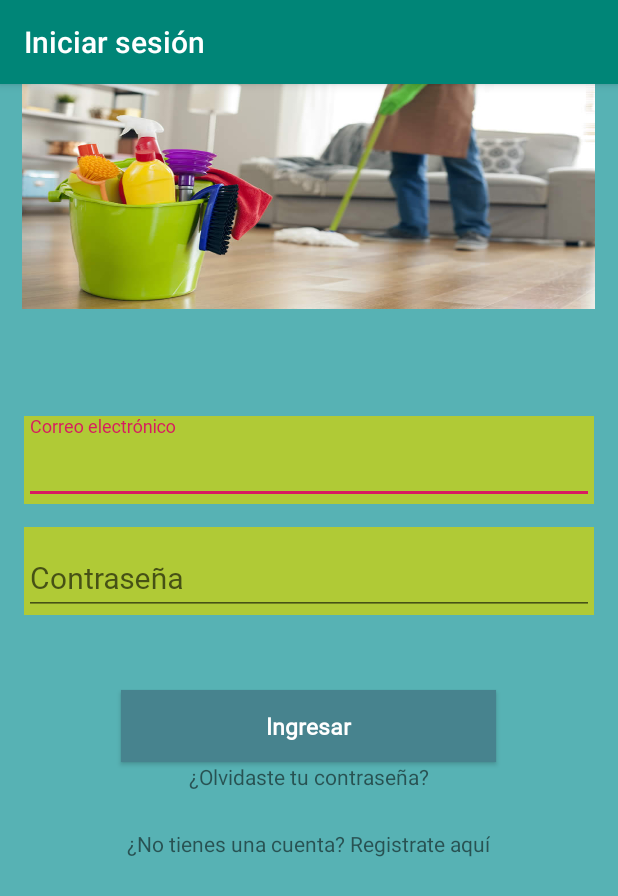
After one commit to dianaitr/ProyectoAppsMoviles, an Android app: the LoginActivity screen opened directly, with no data from a screen before it, on a phone screen of 412 x 824 dp. The commit adds this screen. Shown: the top 896 px of the screen. Run offline under Robolectric (Android 15) with nearby library versions, the phone set to English and light mode, and no system bars; 4 statements that could not run were skipped.

Commit message:
Agrego dos primeras vistas, de escoger user y login

```diff
--- a/app/build.gradle
+++ b/app/build.gradle
@@ -22,6 +22,7 @@
     implementation fileTree(dir: 'libs', include: ['*.jar'])
     implementation 'com.android.support:appcompat-v7:28.0.0'
     implementation 'com.android.support.constraint:constraint-layout:1.1.3'
+    implementation 'com.android.support:design:28.0.0'
     testImplementation 'junit:junit:4.12'
     androidTestImplementation 'com.android.support.test:runner:1.0.2'
     androidTestImplementation 'com.android.support.test.espresso:espresso-core:3.0.2'
--- /dev/null
+++ b/app/src/main/java/com/app/icesi/proyectoappsmoviles/LoginActivity.java
@@ -0,0 +1,349 @@
+package com.app.icesi.proyectoappsmoviles;
+
+import android.animation.Animator;
+import android.animation.AnimatorListenerAdapter;
+import android.annotation.TargetApi;
+import android.content.pm.PackageManager;
+import android.support.annotation.NonNull;
+import android.support.design.widget.Snackbar;
+import android.support.v7.app.AppCompatActivity;
+import android.app.LoaderManager.LoaderCallbacks;
+
+import android.content.CursorLoader;
+import android.content.Loader;
+import android.database.Cursor;
+import android.net.Uri;
+import android.os.AsyncTask;
+
+import android.os.Build;
+import android.os.Bundle;
+import android.provider.ContactsContract;
+import android.text.TextUtils;
+import android.view.KeyEvent;
+import android.view.View;
+import android.view.View.OnClickListener;
+import android.view.inputmethod.EditorInfo;
+import android.widget.ArrayAdapter;
+import android.widget.AutoCompleteTextView;
+import android.widget.Button;
+import android.widget.EditText;
+import android.widget.TextView;
+
+import java.util.ArrayList;
+import java.util.List;
+
+import static android.Manifest.permission.READ_CONTACTS;
+
+/**
+ * A login screen that offers login via email/password.
+ */
+public class LoginActivity extends AppCompatActivity implements LoaderCallbacks<Cursor> {
+
+    /**
+     * Id to identity READ_CONTACTS permission request.
+     */
+    private static final int REQUEST_READ_CONTACTS = 0;
+
+    /**
+     * A dummy authentication store containing known user names and passwords.
+     * TODO: remove after connecting to a real authentication system.
+     */
+    private static final String[] DUMMY_CREDENTIALS = new String[]{
+            "foo@example.com:hello", "bar@example.com:world"
+    };
+    /**
+     * Keep track of the login task to ensure we can cancel it if requested.
+     */
+    private UserLoginTask mAuthTask = null;
+
+    // UI references.
+    private AutoCompleteTextView mEmailView;
+    private EditText mPasswordView;
+    private View mProgressView;
+    private View mLoginFormView;
+
+    @Override
+    protected void onCreate(Bundle savedInstanceState) {
+        super.onCreate(savedInstanceState);
+        setContentView(R.layout.activity_login);
+        // Set up the login form.
+        mEmailView = (AutoCompleteTextView) findViewById(R.id.email);
+        populateAutoComplete();
+
+        mPasswordView = (EditText) findViewById(R.id.password);
+        mPasswordView.setOnEditorActionListener(new TextView.OnEditorActionListener() {
+            @Override
+            public boolean onEditorAction(TextView textView, int id, KeyEvent keyEvent) {
+                if (id == EditorInfo.IME_ACTION_DONE || id == EditorInfo.IME_NULL) {
+                    attemptLogin();
+                    return true;
+                }
+                return false;
+            }
+        });
+
+        Button mEmailSignInButton = (Button) findViewById(R.id.email_sign_in_button);
+        mEmailSignInButton.setOnClickListener(new OnClickListener() {
+            @Override
+            public void onClick(View view) {
+                attemptLogin();
+            }
+        });
+
+        mLoginFormView = findViewById(R.id.login_form);
+        mProgressView = findViewById(R.id.login_progress);
+    }
+
+    private void populateAutoComplete() {
+        if (!mayRequestContacts()) {
+            return;
+        }
+
+        getLoaderManager().initLoader(0, null, this);
+    }
+
+    private boolean mayRequestContacts() {
+        if (Build.VERSION.SDK_INT < Build.VERSION_CODES.M) {
+            return true;
+        }
+        if (checkSelfPermission(READ_CONTACTS) == PackageManager.PERMISSION_GRANTED) {
+            return true;
+        }
+        if (shouldShowRequestPermissionRationale(READ_CONTACTS)) {
+            Snackbar.make(mEmailView, R.string.permission_rationale, Snackbar.LENGTH_INDEFINITE)
+                    .setAction(android.R.string.ok, new View.OnClickListener() {
+                        @Override
+                        @TargetApi(Build.VERSION_CODES.M)
+                        public void onClick(View v) {
+                            requestPermissions(new String[]{READ_CONTACTS}, REQUEST_READ_CONTACTS);
+                        }
+                    });
+        } else {
+            requestPermissions(new String[]{READ_CONTACTS}, REQUEST_READ_CONTACTS);
+        }
+        return false;
+    }
+
+    /**
+     * Callback received when a permissions request has been completed.
+     */
+    @Override
+    public void onRequestPermissionsResult(int requestCode, @NonNull String[] permissions,
+                                           @NonNull int[] grantResults) {
+        if (requestCode == REQUEST_READ_CONTACTS) {
+            if (grantResults.length == 1 && grantResults[0] == PackageManager.PERMISSION_GRANTED) {
+                populateAutoComplete();
+            }
+        }
+    }
+
+
+    /**
+     * Attempts to sign in or register the account specified by the login form.
+     * If there are form errors (invalid email, missing fields, etc.), the
+     * errors are presented and no actual login attempt is made.
+     */
+    private void attemptLogin() {
+        if (mAuthTask != null) {
+            return;
+        }
+
+        // Reset errors.
+        mEmailView.setError(null);
+        mPasswordView.setError(null);
+
+        // Store values at the time of the login attempt.
+        String email = mEmailView.getText().toString();
+        String password = mPasswordView.getText().toString();
+
+        boolean cancel = false;
+        View focusView = null;
+
+        // Check for a valid password, if the user entered one.
+        if (!TextUtils.isEmpty(password) && !isPasswordValid(password)) {
+            mPasswordView.setError(getString(R.string.error_invalid_password));
+            focusView = mPasswordView;
+            cancel = true;
+        }
+
+        // Check for a valid email address.
+        if (TextUtils.isEmpty(email)) {
+            mEmailView.setError(getString(R.string.error_field_required));
+            focusView = mEmailView;
+            cancel = true;
+        } else if (!isEmailValid(email)) {
+            mEmailView.setError(getString(R.string.error_invalid_email));
+            focusView = mEmailView;
+            cancel = true;
+        }
+
+        if (cancel) {
+            // There was an error; don't attempt login and focus the first
+            // form field with an error.
+            focusView.requestFocus();
+        } else {
+            // Show a progress spinner, and kick off a background task to
+            // perform the user login attempt.
+            showProgress(true);
+            mAuthTask = new UserLoginTask(email, password);
+            mAuthTask.execute((Void) null);
+        }
+    }
+
+    private boolean isEmailValid(String email) {
+        //TODO: Replace this with your own logic
+        return email.contains("@");
+    }
+
+    private boolean isPasswordValid(String password) {
+        //TODO: Replace this with your own logic
+        return password.length() > 4;
+    }
+
+    /**
+     * Shows the progress UI and hides the login form.
+     */
+    @TargetApi(Build.VERSION_CODES.HONEYCOMB_MR2)
+    private void showProgress(final boolean show) {
+        // On Honeycomb MR2 we have the ViewPropertyAnimator APIs, which allow
+        // for very easy animations. If available, use these APIs to fade-in
+        // the progress spinner.
+        if (Build.VERSION.SDK_INT >= Build.VERSION_CODES.HONEYCOMB_MR2) {
+            int shortAnimTime = getResources().getInteger(android.R.integer.config_shortAnimTime);
+
+            mLoginFormView.setVisibility(show ? View.GONE : View.VISIBLE);
+            mLoginFormView.animate().setDuration(shortAnimTime).alpha(
+                    show ? 0 : 1).setListener(new AnimatorListenerAdapter() {
+                @Override
+                public void onAnimationEnd(Animator animation) {
+                    mLoginFormView.setVisibility(show ? View.GONE : View.VISIBLE);
+                }
+            });
+
+            mProgressView.setVisibility(show ? View.VISIBLE : View.GONE);
+            mProgressView.animate().setDuration(shortAnimTime).alpha(
+                    show ? 1 : 0).setListener(new AnimatorListenerAdapter() {
+                @Override
+                public void onAnimationEnd(Animator animation) {
+                    mProgressView.setVisibility(show ? View.VISIBLE : View.GONE);
+                }
+            });
+        } else {
+            // The ViewPropertyAnimator APIs are not available, so simply show
+            // and hide the relevant UI components.
+            mProgressView.setVisibility(show ? View.VISIBLE : View.GONE);
+            mLoginFormView.setVisibility(show ? View.GONE : View.VISIBLE);
+        }
+    }
+
+    @Override
+    public Loader<Cursor> onCreateLoader(int i, Bundle bundle) {
+        return new CursorLoader(this,
+                // Retrieve data rows for the device user's 'profile' contact.
+                Uri.withAppendedPath(ContactsContract.Profile.CONTENT_URI,
+                        ContactsContract.Contacts.Data.CONTENT_DIRECTORY), ProfileQuery.PROJECTION,
+
+                // Select only email addresses.
+                ContactsContract.Contacts.Data.MIMETYPE +
+                        " = ?", new String[]{ContactsContract.CommonDataKinds.Email
+                .CONTENT_ITEM_TYPE},
+
+                // Show primary email addresses first. Note that there won't be
+                // a primary email address if the user hasn't specified one.
+                ContactsContract.Contacts.Data.IS_PRIMARY + " DESC");
+    }
+
+    @Override
+    public void onLoadFinished(Loader<Cursor> cursorLoader, Cursor cursor) {
+        List<String> emails = new ArrayList<>();
+        cursor.moveToFirst();
+        while (!cursor.isAfterLast()) {
+            emails.add(cursor.getString(ProfileQuery.ADDRESS));
+            cursor.moveToNext();
+        }
+
+        addEmailsToAutoComplete(emails);
+    }
+
+    @Override
+    public void onLoaderReset(Loader<Cursor> cursorLoader) {
+
+    }
+
+    private void addEmailsToAutoComplete(List<String> emailAddressCollection) {
+        //Create adapter to tell the AutoCompleteTextView what to show in its dropdown list.
+        ArrayAdapter<String> adapter =
+                new ArrayAdapter<>(LoginActivity.this,
+                        android.R.layout.simple_dropdown_item_1line, emailAddressCollection);
+
+        mEmailView.setAdapter(adapter);
+    }
+
+
+    private interface ProfileQuery {
+        String[] PROJECTION = {
+                ContactsContract.CommonDataKinds.Email.ADDRESS,
+                ContactsContract.CommonDataKinds.Email.IS_PRIMARY,
+        };
+
+        int ADDRESS = 0;
+        int IS_PRIMARY = 1;
+    }
+
+    /**
+     * Represents an asynchronous login/registration task used to authenticate
+     * the user.
+     */
+    public class UserLoginTask extends AsyncTask<Void, Void, Boolean> {
+
+        private final String mEmail;
+        private final String mPassword;
+
+        UserLoginTask(String email, String password) {
+            mEmail = email;
+            mPassword = password;
+        }
+
+        @Override
+        protected Boolean doInBackground(Void... params) {
+            // TODO: attempt authentication against a network service.
+
+            try {
+                // Simulate network access.
+                Thread.sleep(2000);
+            } catch (InterruptedException e) {
+                return false;
+            }
+
+            for (String credential : DUMMY_CREDENTIALS) {
+                String[] pieces = credential.split(":");
+                if (pieces[0].equals(mEmail)) {
+                    // Account exists, return true if the password matches.
+                    return pieces[1].equals(mPassword);
+                }
+            }
+
+            // TODO: register the new account here.
+            return true;
+        }
+
+        @Override
+        protected void onPostExecute(final Boolean success) {
+            mAuthTask = null;
+            showProgress(false);
+
+            if (success) {
+                finish();
+            } else {
+                mPasswordView.setError(getString(R.string.error_incorrect_password));
+                mPasswordView.requestFocus();
+            }
+        }
+
+        @Override
+        protected void onCancelled() {
+            mAuthTask = null;
+            showProgress(false);
+        }
+    }
+}
--- /dev/null
+++ b/app/src/main/res/layout/activity_login.xml
@@ -0,0 +1,133 @@
+<?xml version="1.0" encoding="utf-8"?>
+<LinearLayout xmlns:android="http://schemas.android.com/apk/res/android"
+    xmlns:tools="http://schemas.android.com/tools"
+    android:layout_width="match_parent"
+    android:layout_height="match_parent"
+    android:gravity="center_horizontal"
+    android:orientation="vertical"
+    tools:context=".LoginActivity"
+    android:background="#57B2B4">
+
+
+    <ImageView
+        android:layout_width="382dp"
+        android:layout_height="150dp"
+        android:layout_gravity="center_horizontal"
+        android:background="@drawable/service" />
+
+
+    <LinearLayout
+        android:layout_width="match_parent"
+        android:layout_height="match_parent"
+        android:gravity="center_horizontal"
+        android:orientation="vertical"
+        android:paddingLeft="@dimen/activity_horizontal_margin"
+        android:paddingTop="@dimen/activity_vertical_margin"
+        android:paddingRight="@dimen/activity_horizontal_margin"
+        android:paddingBottom="@dimen/activity_vertical_margin"
+
+        android:background="#57B2B4">
+
+    <!-- Login progress -->
+    <ProgressBar
+        android:id="@+id/login_progress"
+        style="?android:attr/progressBarStyleLarge"
+        android:layout_width="wrap_content"
+        android:layout_height="wrap_content"
+        android:layout_marginBottom="8dp"
+        android:visibility="gone" />
+
+    <ScrollView
+        android:id="@+id/login_form"
+        android:layout_width="match_parent"
+        android:layout_height="match_parent">
+
+        <LinearLayout
+            android:id="@+id/email_login_form"
+            android:layout_width="match_parent"
+            android:layout_height="wrap_content"
+            android:orientation="vertical">
+
+            <android.support.design.widget.TextInputLayout
+                android:layout_width="match_parent"
+                android:layout_height="wrap_content"
+                android:background="#B0CA36"
+                android:layout_marginTop="55dp"
+                >
+
+                <AutoCompleteTextView
+                    android:id="@+id/email"
+                    android:layout_width="match_parent"
+                    android:layout_height="wrap_content"
+                    android:hint="Correo electrónico"
+                    android:inputType="textEmailAddress"
+                    android:maxLines="1"
+                    android:singleLine="true"
+                    android:fontFamily="@font/roboto"
+                    android:textSize="20dp"
+
+                   />
+
+            </android.support.design.widget.TextInputLayout>
+
+            <android.support.design.widget.TextInputLayout
+                android:layout_width="match_parent"
+                android:layout_height="wrap_content"
+                android:background="#B0CA36"
+                android:layout_marginTop="15dp">
+
+                <EditText
+                    android:id="@+id/password"
+                    android:layout_width="match_parent"
+                    android:layout_height="wrap_content"
+                    android:hint="Contraseña"
+                    android:imeActionId="6"
+                    android:imeActionLabel="@string/action_sign_in_short"
+                    android:imeOptions="actionUnspecified"
+                    android:inputType="textPassword"
+                    android:maxLines="1"
+                    android:singleLine="true"
+                    android:fontFamily="@font/roboto"
+                    android:textSize="20dp"/>
+
+            </android.support.design.widget.TextInputLayout>
+
+
+
+            <Button
+
+                android:id="@+id/btn_login"
+                style="?android:textAppearanceSmall"
+                android:fontFamily="@font/roboto"
+                android:textStyle="bold"
+                android:textAllCaps="false"
+                android:text="Ingresar"
+                android:textColor="#ffffff"
+                android:layout_marginTop="50dp"
+                android:background="#47838E"
+                android:textSize="15dp"
+                android:layout_width="250dp"
+                android:layout_height="wrap_content"
+                android:layout_gravity="center_horizontal"/>
+
+            <TextView
+                android:id="@+id/btn_forgetPassword"
+                android:layout_width="wrap_content"
+                android:layout_height="wrap_content"
+                android:text="¿Olvidaste tu contraseña?"
+                android:layout_gravity="center_horizontal"
+                android:linksClickable="true"/>
+
+            <TextView
+                android:layout_marginTop="25dp"
+                android:id="@+id/btn_newAccount"
+                android:layout_width="wrap_content"
+                android:layout_height="wrap_content"
+                android:text="¿No tienes una cuenta? Registrate aquí"
+                android:layout_gravity="center_horizontal"
+                android:linksClickable="true"/>
+
+        </LinearLayout>
+    </ScrollView>
+</LinearLayout>
+</LinearLayout>
--- /dev/null
+++ b/app/src/main/res/values/dimens.xml
@@ -0,0 +1,5 @@
+<resources>
+    <!-- Default screen margins, per the Android Design guidelines. -->
+    <dimen name="activity_horizontal_margin">16dp</dimen>
+    <dimen name="activity_vertical_margin">16dp</dimen>
+</resources>
--- a/app/src/main/res/values/strings.xml
+++ b/app/src/main/res/values/strings.xml
@@ -1,3 +1,16 @@
 <resources>
     <string name="app_name">proyectoAppsMoviles</string>
+    <string name="title_activity_login">Iniciar sesión</string>
+    <!-- Strings related to login -->
+    <string name="prompt_email">Email</string>
+    <string name="prompt_password">Password (optional)</string>
+    <string name="action_sign_in">Sign in or register</string>
+    <string name="action_sign_in_short">Sign in</string>
+    <string name="error_invalid_email">This email address is invalid</string>
+    <string name="error_invalid_password">This password is too short</string>
+    <string name="error_incorrect_password">This password is incorrect</string>
+    <string name="error_field_required">This field is required</string>
+    <string name="permission_rationale">"Contacts permissions are needed for providing email
+        completions."
+    </string>
 </resources>
```
Also changed, not shown: app/src/main/AndroidManifest.xml (+8 -0 lines), app/src/main/java/com/app/icesi/proyectoappsmoviles/MainActivity.java (+25 -0 lines), app/src/main/res/layout/activity_main.xml (+48 -9 lines), app/src/main/res/drawable-v24/service.jpg (added), app/src/main/res/font/roboto.ttf (added).
